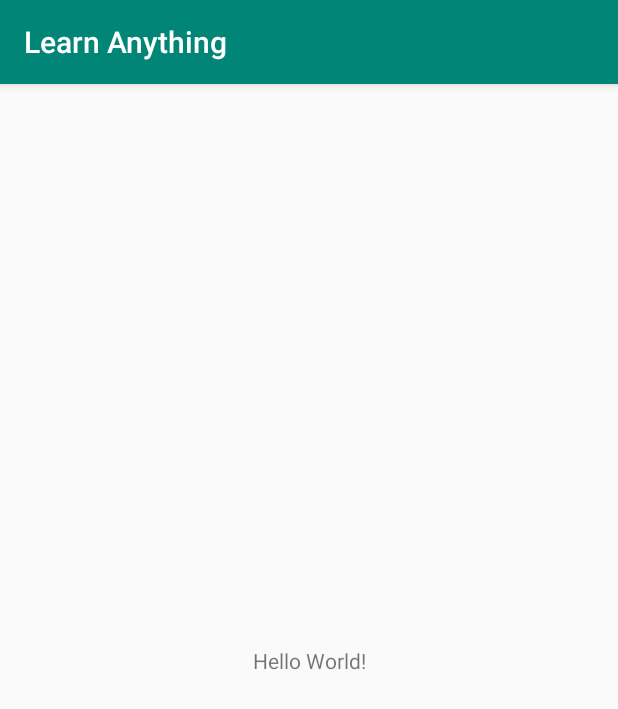
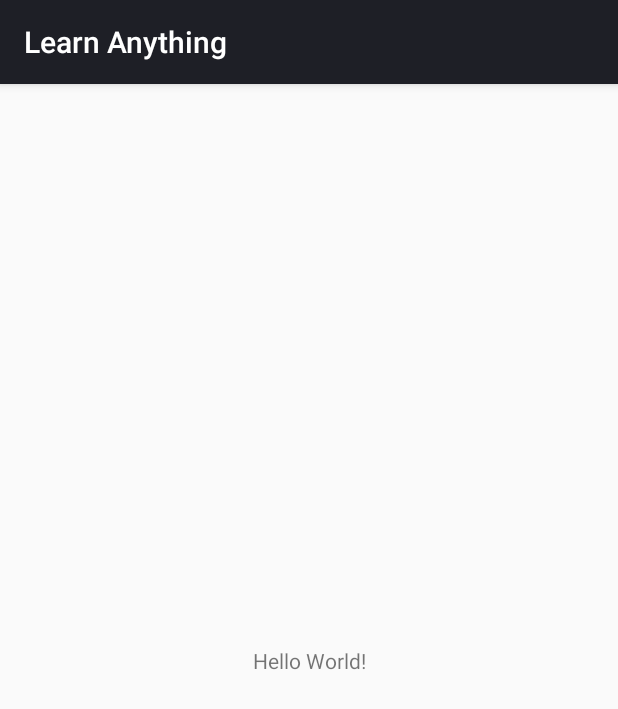
Before and after one commit to adas3000/Learn-Anything, an Android app: the screen it shows after launch (MainActivity), on a phone screen of 412 x 824 dp. Shown: the top 709 px of the screen. Run offline under Robolectric (Android 15) with nearby library versions, the phone set to English and light mode, and no system bars.

Commit message:
colors update

```diff
--- a/app/build.gradle
+++ b/app/build.gradle
@@ -32,8 +32,8 @@ dependencies {
     implementation 'androidx.core:core-ktx:1.0.2'
     implementation 'androidx.constraintlayout:constraintlayout:1.1.3'
     //rx
-    implementation 'io.reactivex.rxjava3:rxkotlin:3.0.0-RC1'
-    implementation 'io.reactivex.rxjava2:rxandroid:2.1.1'
+//    implementation 'io.reactivex.rxjava3:rxkotlin:3.0.0-RC1'
+//    implementation 'io.reactivex.rxjava2:rxandroid:2.1.1'
     //glide
     implementation 'com.github.bumptech.glide:glide:4.11.0'
     kapt 'com.github.bumptech.glide:compiler:4.11.0'
--- a/app/src/main/res/values/colors.xml
+++ b/app/src/main/res/values/colors.xml
@@ -1,6 +1,6 @@
 <?xml version="1.0" encoding="utf-8"?>
 <resources>
-    <color name="colorPrimary">#008577</color>
-    <color name="colorPrimaryDark">#00574B</color>
-    <color name="colorAccent">#D81B60</color>
+    <color name="colorPrimary">#1e1f26</color>
+    <color name="colorPrimaryDark">#283655</color>
+    <color name="colorAccent">#4d648d</color>
 </resources>
```
